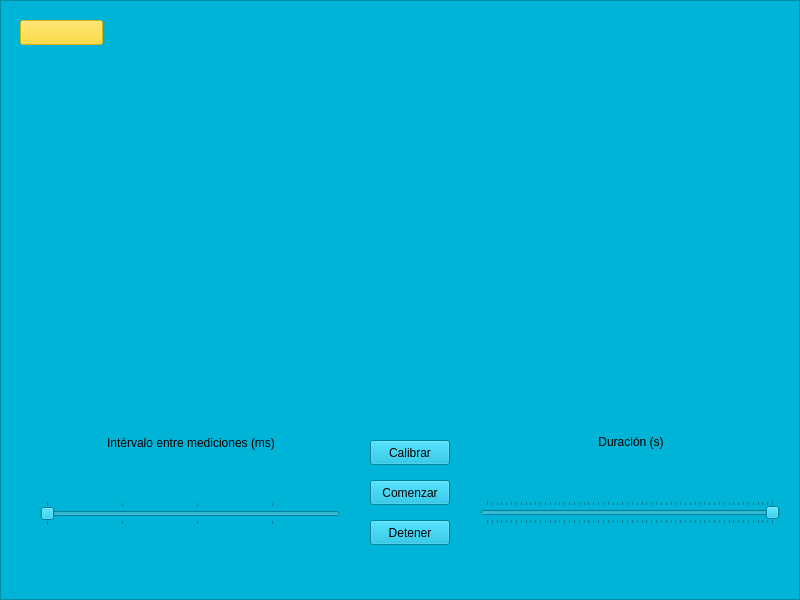
Before: the Qt Designer form LatencyTester/startscreen.ui in guille31794/latency_tester, drawn with Qt 5.
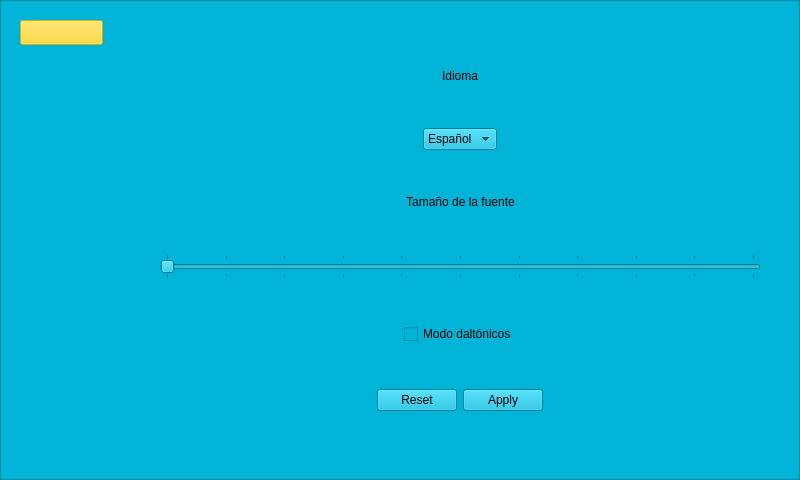
After: the same form once the commit is applied. Custom widgets are drawn as their Qt base class.

Patch:
```diff
--- a/LatencyTester/startscreen.ui
+++ b/LatencyTester/startscreen.ui
@@ -7,7 +7,7 @@
     <x>0</x>
     <y>0</y>
     <width>800</width>
-    <height>600</height>
+    <height>480</height>
    </rect>
   </property>
   <property name="sizePolicy">
@@ -19,13 +19,13 @@
   <property name="minimumSize">
    <size>
     <width>800</width>
-    <height>600</height>
+    <height>480</height>
    </size>
   </property>
   <property name="maximumSize">
    <size>
     <width>800</width>
-    <height>600</height>
+    <height>480</height>
    </size>
   </property>
   <property name="windowTitle">
@@ -49,13 +49,13 @@
    <property name="minimumSize">
     <size>
      <width>800</width>
-     <height>600</height>
+     <height>480</height>
     </size>
    </property>
    <property name="maximumSize">
     <size>
      <width>800</width>
-     <height>600</height>
+     <height>480</height>
     </size>
    </property>
    <widget class="QFrame" name="helpFrame">
@@ -67,7 +67,7 @@
       <x>0</x>
       <y>0</y>
       <width>800</width>
-      <height>600</height>
+      <height>480</height>
      </rect>
     </property>
     <property name="sizePolicy">
@@ -79,13 +79,13 @@
     <property name="minimumSize">
      <size>
       <width>800</width>
-      <height>600</height>
+      <height>480</height>
      </size>
     </property>
     <property name="maximumSize">
      <size>
       <width>800</width>
-      <height>600</height>
+      <height>480</height>
      </size>
     </property>
     <property name="frameShape">
@@ -98,7 +98,7 @@
      <property name="geometry">
       <rect>
        <x>210</x>
-       <y>50</y>
+       <y>10</y>
        <width>391</width>
        <height>461</height>
       </rect>
@@ -142,7 +142,7 @@
       <x>0</x>
       <y>0</y>
       <width>800</width>
-      <height>600</height>
+      <height>480</height>
      </rect>
     </property>
     <property name="sizePolicy">
@@ -154,13 +154,13 @@
     <property name="minimumSize">
      <size>
       <width>800</width>
-      <height>600</height>
+      <height>480</height>
      </size>
     </property>
     <property name="maximumSize">
      <size>
       <width>800</width>
-      <height>600</height>
+      <height>480</height>
      </size>
     </property>
     <property name="frameShape">
@@ -176,7 +176,7 @@
      <property name="geometry">
       <rect>
        <x>230</x>
-       <y>110</y>
+       <y>60</y>
        <width>311</width>
        <height>341</height>
       </rect>
@@ -211,7 +211,7 @@
       <x>0</x>
       <y>0</y>
       <width>800</width>
-      <height>600</height>
+      <height>480</height>
      </rect>
     </property>
     <property name="sizePolicy">
@@ -223,13 +223,13 @@
     <property name="minimumSize">
      <size>
       <width>800</width>
-      <height>600</height>
+      <height>480</height>
      </size>
     </property>
     <property name="maximumSize">
      <size>
       <width>800</width>
-      <height>600</height>
+      <height>480</height>
      </size>
     </property>
     <property name="frameShape">
@@ -241,10 +241,10 @@
     <widget class="QWidget" name="verticalLayoutWidget_3">
      <property name="geometry">
       <rect>
-       <x>170</x>
-       <y>100</y>
-       <width>481</width>
-       <height>411</height>
+       <x>160</x>
+       <y>30</y>
+       <width>601</width>
+       <height>421</height>
       </rect>
      </property>
      <layout class="QVBoxLayout" name="settingsLayout">
@@ -356,7 +356,7 @@
       <x>0</x>
       <y>0</y>
       <width>800</width>
-      <height>600</height>
+      <height>480</height>
      </rect>
     </property>
     <property name="sizePolicy">
@@ -368,13 +368,13 @@
     <property name="minimumSize">
      <size>
       <width>800</width>
-      <height>600</height>
+      <height>480</height>
      </size>
     </property>
     <property name="maximumSize">
      <size>
       <width>800</width>
-      <height>600</height>
+      <height>480</height>
      </size>
     </property>
     <property name="frameShape">
@@ -387,7 +387,7 @@
      <property name="geometry">
       <rect>
        <x>120</x>
-       <y>90</y>
+       <y>10</y>
        <width>581</width>
        <height>391</height>
       </rect>
@@ -402,10 +402,10 @@
     <widget class="QGroupBox" name="registryButtonsBox">
      <property name="geometry">
       <rect>
-       <x>119</x>
-       <y>500</y>
+       <x>120</x>
+       <y>400</y>
        <width>581</width>
-       <height>80</height>
+       <height>75</height>
       </rect>
      </property>
      <property name="title">
@@ -464,7 +464,7 @@
       <x>0</x>
       <y>0</y>
       <width>800</width>
-      <height>600</height>
+      <height>480</height>
      </rect>
     </property>
     <property name="sizePolicy">
@@ -476,13 +476,13 @@
     <property name="minimumSize">
      <size>
       <width>800</width>
-      <height>600</height>
+      <height>480</height>
      </size>
     </property>
     <property name="maximumSize">
      <size>
       <width>800</width>
-      <height>600</height>
+      <height>480</height>
      </size>
     </property>
     <property name="frameShape">
@@ -495,7 +495,7 @@
      <property name="geometry">
       <rect>
        <x>190</x>
-       <y>60</y>
+       <y>10</y>
        <width>391</width>
        <height>461</height>
       </rect>
@@ -581,7 +581,7 @@
       <x>0</x>
       <y>0</y>
       <width>800</width>
-      <height>600</height>
+      <height>480</height>
      </rect>
     </property>
     <property name="sizePolicy">
@@ -593,13 +593,13 @@
     <property name="minimumSize">
      <size>
       <width>800</width>
-      <height>600</height>
+      <height>480</height>
      </size>
     </property>
     <property name="maximumSize">
      <size>
       <width>800</width>
-      <height>600</height>
+      <height>480</height>
      </size>
     </property>
     <property name="frameShape">
@@ -611,8 +611,8 @@
     <widget class="QWidget" name="formLayoutWidget_2">
      <property name="geometry">
       <rect>
-       <x>450</x>
-       <y>427</y>
+       <x>460</x>
+       <y>330</y>
        <width>321</width>
        <height>141</height>
       </rect>
@@ -651,8 +651,8 @@
     <widget class="QWidget" name="formLayoutWidget_3">
      <property name="geometry">
       <rect>
-       <x>25</x>
-       <y>427</y>
+       <x>20</x>
+       <y>330</y>
        <width>331</width>
        <height>141</height>
       </rect>
@@ -694,6 +694,34 @@
       </item>
      </layout>
     </widget>
+    <widget class="QCustomPlot" name="plotMeasures" native="true">
+     <property name="geometry">
+      <rect>
+       <x>110</x>
+       <y>20</y>
+       <width>681</width>
+       <height>291</height>
+      </rect>
+     </property>
+     <property name="sizePolicy">
+      <sizepolicy hsizetype="Fixed" vsizetype="Fixed">
+       <horstretch>0</horstretch>
+       <verstretch>0</verstretch>
+      </sizepolicy>
+     </property>
+     <property name="minimumSize">
+      <size>
+       <width>681</width>
+       <height>291</height>
+      </size>
+     </property>
+     <property name="maximumSize">
+      <size>
+       <width>681</width>
+       <height>291</height>
+      </size>
+     </property>
+    </widget>
    </widget>
    <widget class="QFrame" name="startMeasureFrame">
     <property name="geometry">
@@ -701,7 +729,7 @@
       <x>0</x>
       <y>0</y>
       <width>800</width>
-      <height>600</height>
+      <height>480</height>
      </rect>
     </property>
     <property name="sizePolicy">
@@ -713,13 +741,13 @@
     <property name="minimumSize">
      <size>
       <width>800</width>
-      <height>600</height>
+      <height>480</height>
      </size>
     </property>
     <property name="maximumSize">
      <size>
       <width>800</width>
-      <height>600</height>
+      <height>480</height>
      </size>
     </property>
     <property name="frameShape">
@@ -731,8 +759,8 @@
     <widget class="QWidget" name="verticalLayoutWidget_4">
      <property name="geometry">
       <rect>
-       <x>40</x>
-       <y>390</y>
+       <x>30</x>
+       <y>290</y>
        <width>302</width>
        <height>181</height>
       </rect>
@@ -799,8 +827,8 @@
     <widget class="QWidget" name="verticalLayoutWidget_5">
      <property name="geometry">
       <rect>
-       <x>480</x>
-       <y>390</y>
+       <x>490</x>
+       <y>290</y>
        <width>302</width>
        <height>181</height>
       </rect>
@@ -889,7 +917,7 @@
      <property name="geometry">
       <rect>
        <x>370</x>
-       <y>440</y>
+       <y>320</y>
        <width>80</width>
        <height>25</height>
       </rect>
@@ -902,7 +930,7 @@
      <property name="geometry">
       <rect>
        <x>370</x>
-       <y>480</y>
+       <y>380</y>
        <width>80</width>
        <height>25</height>
       </rect>
@@ -921,7 +949,7 @@
      <property name="geometry">
       <rect>
        <x>370</x>
-       <y>520</y>
+       <y>440</y>
        <width>80</width>
        <height>25</height>
       </rect>
@@ -931,42 +959,13 @@
      </property>
     </widget>
    </widget>
-   <widget class="QCustomPlot" name="plotMeasures" native="true">
-    <property name="geometry">
-     <rect>
-      <x>80</x>
-      <y>80</y>
-      <width>681</width>
-      <height>291</height>
-     </rect>
-    </property>
-    <property name="sizePolicy">
-     <sizepolicy hsizetype="Fixed" vsizetype="Fixed">
-      <horstretch>0</horstretch>
-      <verstretch>0</verstretch>
-     </sizepolicy>
-    </property>
-    <property name="minimumSize">
-     <size>
-      <width>681</width>
-      <height>291</height>
-     </size>
-    </property>
-    <property name="maximumSize">
-     <size>
-      <width>681</width>
-      <height>291</height>
-     </size>
-    </property>
-   </widget>
-   <zorder>generalInfoFrame</zorder>
-   <zorder>helpFrame</zorder>
-   <zorder>registryFrame</zorder>
+   <zorder>startMeasureFrame</zorder>
    <zorder>startFrame</zorder>
-   <zorder>settingsFrame</zorder>
+   <zorder>registryFrame</zorder>
    <zorder>registryDisplayerFrame</zorder>
-   <zorder>plotMeasures</zorder>
-   <zorder>startMeasureFrame</zorder>
+   <zorder>helpFrame</zorder>
+   <zorder>generalInfoFrame</zorder>
+   <zorder>settingsFrame</zorder>
    <zorder>backButton</zorder>
   </widget>
  </widget>
```
